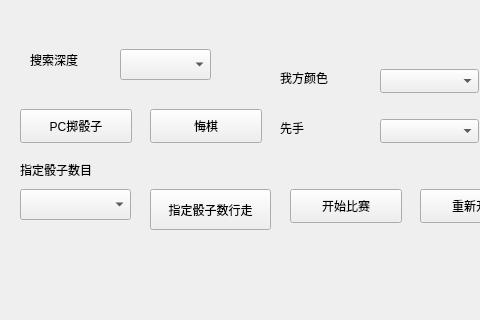
First picture: the form in mainwindow.ui, repository Kelfvin/Einstein_KYL, before the edit; both pictures show x 0 to 480 and y 401 to 721 of the 1006 by 721 pixel window.
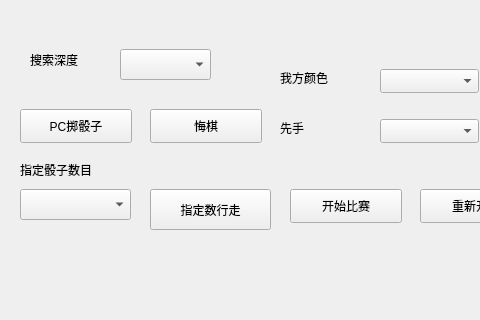
Second picture: the form after the edit.

```diff
--- a/mainwindow.ui
+++ b/mainwindow.ui
@@ -175,7 +175,7 @@
      </rect>
     </property>
     <property name="text">
-     <string>指定骰子数行走</string>
+     <string>指定数行走</string>
     </property>
    </widget>
    <widget class="QComboBox" name="setDiceComboBox">
@@ -193,7 +193,7 @@
      <rect>
       <x>20</x>
       <y>560</y>
-      <width>101</width>
+      <width>111</width>
       <height>21</height>
      </rect>
     </property>
```
Left out of the diff: 2 changed lines with no effect on the pictures.
